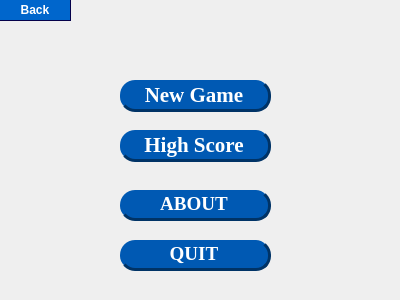
Before: the Qt Designer form menu.ui in CREVIOS/minesweeper, drawn with Qt 5.
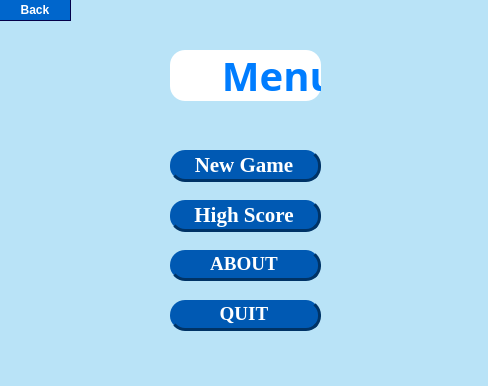
After: the same form once the commit is applied.

What changed in the file:
```diff
--- a/menu.ui
+++ b/menu.ui
@@ -6,18 +6,25 @@
    <rect>
     <x>0</x>
     <y>0</y>
-    <width>400</width>
-    <height>300</height>
+    <width>488</width>
+    <height>386</height>
    </rect>
   </property>
   <property name="windowTitle">
    <string>Dialog</string>
   </property>
+  <property name="styleSheet">
+   <string notr="true">QDialog{ 
+background-color: 	#b9e3f7 ;
+color: #007dff;
+border-radius: 15px;
+}</string>
+  </property>
   <widget class="QPushButton" name="newgame_Button">
    <property name="geometry">
     <rect>
-     <x>120</x>
-     <y>80</y>
+     <x>170</x>
+     <y>150</y>
      <width>151</width>
      <height>32</height>
     </rect>
@@ -62,8 +69,8 @@
   <widget class="QPushButton" name="about_Button">
    <property name="geometry">
     <rect>
-     <x>120</x>
-     <y>130</y>
+     <x>170</x>
+     <y>200</y>
      <width>151</width>
      <height>32</height>
     </rect>
@@ -108,8 +115,8 @@
   <widget class="QPushButton" name="About_Button">
    <property name="geometry">
     <rect>
-     <x>120</x>
-     <y>190</y>
+     <x>170</x>
+     <y>250</y>
      <width>151</width>
      <height>31</height>
     </rect>
@@ -154,8 +161,8 @@
   <widget class="QPushButton" name="Quit_Button">
    <property name="geometry">
     <rect>
-     <x>120</x>
-     <y>240</y>
+     <x>170</x>
+     <y>300</y>
      <width>151</width>
      <height>31</height>
     </rect>
@@ -241,6 +248,36 @@
     <string>Back</string>
    </property>
   </widget>
+  <widget class="QLabel" name="label">
+   <property name="geometry">
+    <rect>
+     <x>170</x>
+     <y>50</y>
+     <width>151</width>
+     <height>51</height>
+    </rect>
+   </property>
+   <property name="font">
+    <font>
+     <family>Baskerville</family>
+     <pointsize>30</pointsize>
+     <bold>true</bold>
+    </font>
+   </property>
+   <property name="styleSheet">
+    <string notr="true">QLabel{ 
+background-color: #FFFFFF;
+color: #007dff;
+border-radius: 15px;
+}
+
+
+</string>
+   </property>
+   <property name="text">
+    <string>     Menu</string>
+   </property>
+  </widget>
  </widget>
  <resources/>
  <connections/>
```
